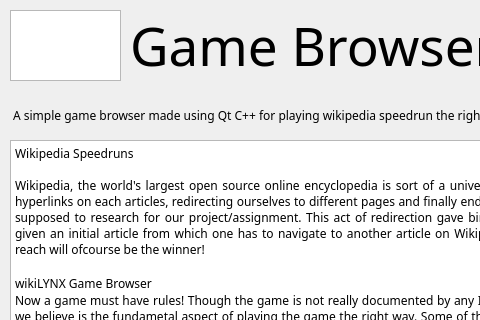
Above: wikiLYNX/ui/help.ui from flamboyantpenguin/wikiLYNX before the change; both pictures show x 0 to 480 and y 0 to 320 of the 852 by 432 pixel window. Below: the same form after it.
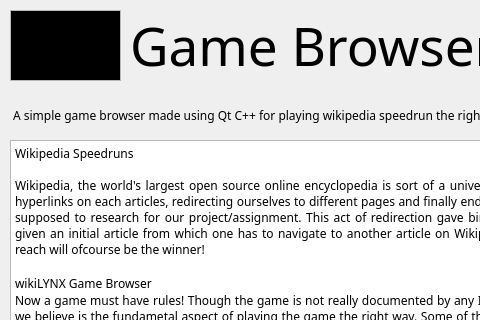
That is the form after the change. Icons and pictures are not drawn.

Patch:
```diff
--- a/wikiLYNX/ui/help.ui
+++ b/wikiLYNX/ui/help.ui
@@ -40,6 +40,16 @@
      <height>71</height>
     </rect>
    </property>
+   <property name="html">
+    <string>&lt;!DOCTYPE HTML PUBLIC &quot;-//W3C//DTD HTML 4.0//EN&quot; &quot;http://www.w3.org/TR/REC-html40/strict.dtd&quot;&gt;
+&lt;html&gt;&lt;head&gt;&lt;meta name=&quot;qrichtext&quot; content=&quot;1&quot; /&gt;&lt;meta charset=&quot;utf-8&quot; /&gt;&lt;style type=&quot;text/css&quot;&gt;
+p, li { white-space: pre-wrap; }
+hr { height: 1px; border-width: 0; }
+li.unchecked::marker { content: &quot;\2610&quot;; }
+li.checked::marker { content: &quot;\2612&quot;; }
+&lt;/style&gt;&lt;/head&gt;&lt;body style=&quot; font-family:'Noto Sans'; font-size:9pt; font-weight:400; font-style:normal;&quot; bgcolor=&quot;#000000&quot;&gt;
+&lt;p style=&quot; margin-top:0px; margin-bottom:0px; margin-left:0px; margin-right:0px; -qt-block-indent:0; text-indent:0px;&quot;&gt;&lt;img src=&quot;:/base/images/wikiLYNX_logo.png&quot; width=&quot;90&quot; height=&quot;60&quot; /&gt;&lt;/p&gt;&lt;/body&gt;&lt;/html&gt;</string>
+   </property>
   </widget>
   <widget class="QLabel" name="mainLabel">
    <property name="geometry">
```
